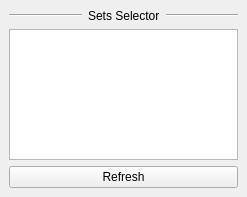
This is Maya/animation/tools/setsSelector/resources/dialog.ui in bumpybox/Tapp as Qt 5 draws it before an edit. The edited form follows.
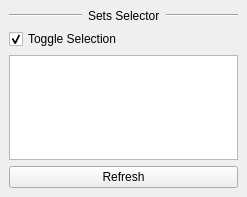
This is the edited form.

The edit to the form file:
```diff
--- a/Maya/animation/tools/setsSelector/resources/dialog.ui
+++ b/Maya/animation/tools/setsSelector/resources/dialog.ui
@@ -52,6 +52,16 @@
       </item>
      </layout>
     </item>
+    <item>
+     <widget class="QCheckBox" name="checkBox">
+      <property name="text">
+       <string>Toggle Selection</string>
+      </property>
+      <property name="checked">
+       <bool>true</bool>
+      </property>
+     </widget>
+    </item>
     <item>
      <widget class="QListWidget" name="listWidget">
       <property name="selectionMode">
```
